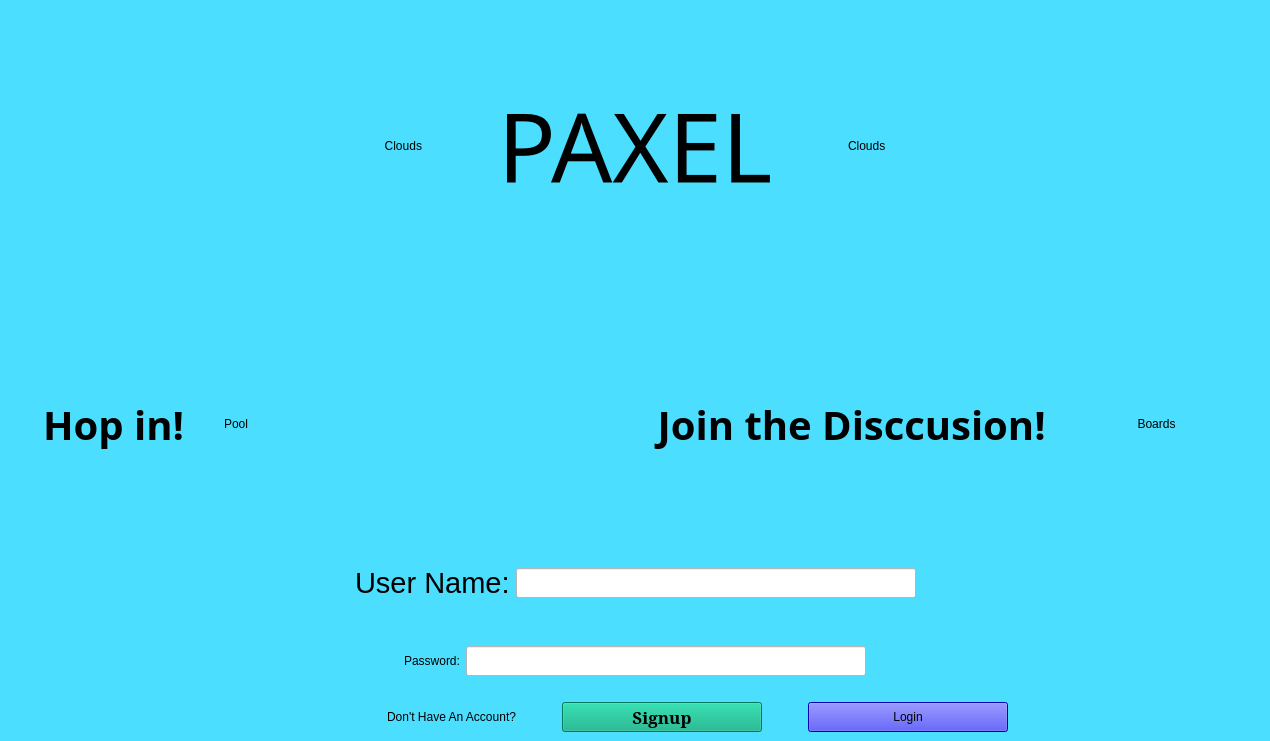
ClownKingWalrus/PAXEL, file Paxel/mainwindow.ui: the form before one commit.
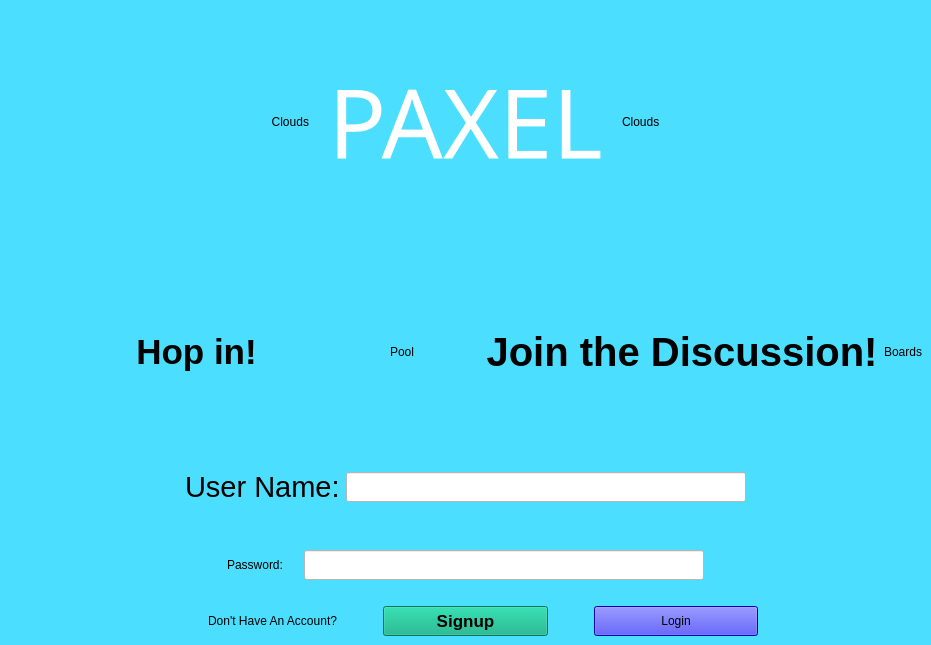
The form after the commit.

The edit to the form file:
```diff
--- a/Paxel/mainwindow.ui
+++ b/Paxel/mainwindow.ui
@@ -6,10 +6,16 @@
    <rect>
     <x>0</x>
     <y>0</y>
-    <width>1270</width>
-    <height>741</height>
+    <width>931</width>
+    <height>645</height>
    </rect>
   </property>
+  <property name="sizePolicy">
+   <sizepolicy hsizetype="Preferred" vsizetype="Preferred">
+    <horstretch>0</horstretch>
+    <verstretch>0</verstretch>
+   </sizepolicy>
+  </property>
   <property name="windowTitle">
    <string>MainWindow</string>
   </property>
@@ -51,6 +57,22 @@
           </property>
          </widget>
         </item>
+        <item>
+         <spacer name="horizontalSpacer_12">
+          <property name="orientation">
+           <enum>Qt::Orientation::Horizontal</enum>
+          </property>
+          <property name="sizeType">
+           <enum>QSizePolicy::Policy::Fixed</enum>
+          </property>
+          <property name="sizeHint" stdset="0">
+           <size>
+            <width>15</width>
+            <height>20</height>
+           </size>
+          </property>
+         </spacer>
+        </item>
         <item>
          <widget class="QLineEdit" name="lineEdit_2">
           <property name="sizePolicy">
@@ -74,7 +96,16 @@
           <property name="styleSheet">
            <string notr="true">color: rgb(0, 0, 0);
 background-color: rgb(255, 255, 255);
-font: 9pt &quot;MS Serif&quot;;</string>
+font: 9pt &quot;MS Sans Serif&quot;;</string>
+          </property>
+          <property name="inputMask">
+           <string/>
+          </property>
+          <property name="text">
+           <string/>
+          </property>
+          <property name="echoMode">
+           <enum>QLineEdit::EchoMode::Password</enum>
           </property>
          </widget>
         </item>
@@ -105,8 +136,8 @@
           </property>
           <property name="font">
            <font>
-            <family>Bahnschrift</family>
-            <pointsize>30</pointsize>
+            <family>MS Sans Serif</family>
+            <pointsize>26</pointsize>
             <italic>false</italic>
             <bold>true</bold>
            </font>
@@ -125,7 +156,7 @@
         <item>
          <widget class="QLabel" name="Pool">
           <property name="sizePolicy">
-           <sizepolicy hsizetype="Expanding" vsizetype="Preferred">
+           <sizepolicy hsizetype="Preferred" vsizetype="Preferred">
             <horstretch>0</horstretch>
             <verstretch>0</verstretch>
            </sizepolicy>
@@ -140,9 +171,12 @@
           <property name="orientation">
            <enum>Qt::Orientation::Horizontal</enum>
           </property>
+          <property name="sizeType">
+           <enum>QSizePolicy::Policy::Fixed</enum>
+          </property>
           <property name="sizeHint" stdset="0">
            <size>
-            <width>40</width>
+            <width>55</width>
             <height>20</height>
            </size>
           </property>
@@ -158,7 +192,7 @@
           </property>
           <property name="font">
            <font>
-            <family>Bahnschrift</family>
+            <family>MS Sans Serif</family>
             <pointsize>30</pointsize>
             <italic>false</italic>
             <bold>true</bold>
@@ -168,7 +202,7 @@
            <string notr="true">font: 700 30pt &quot;Bahnschrift&quot;;</string>
           </property>
           <property name="text">
-           <string> Join the Disccusion!</string>
+           <string> Join the Discussion!</string>
           </property>
           <property name="alignment">
            <set>Qt::AlignmentFlag::AlignCenter</set>
@@ -178,7 +212,7 @@
         <item>
          <widget class="QLabel" name="Boards">
           <property name="sizePolicy">
-           <sizepolicy hsizetype="Expanding" vsizetype="Preferred">
+           <sizepolicy hsizetype="Preferred" vsizetype="Preferred">
             <horstretch>0</horstretch>
             <verstretch>0</verstretch>
            </sizepolicy>
@@ -267,7 +301,7 @@
             </property>
             <property name="font">
              <font>
-              <family>MS Serif</family>
+              <family>MS Sans Serif</family>
               <pointsize>13</pointsize>
               <italic>false</italic>
               <bold>true</bold>
@@ -411,6 +445,9 @@
           <property name="text">
            <string/>
           </property>
+          <property name="alignment">
+           <set>Qt::AlignmentFlag::AlignLeading|Qt::AlignmentFlag::AlignLeft|Qt::AlignmentFlag::AlignVCenter</set>
+          </property>
          </widget>
         </item>
         <item>
@@ -490,6 +527,9 @@
             <pointsize>72</pointsize>
            </font>
           </property>
+          <property name="styleSheet">
+           <string notr="true">color: rgb(255, 255, 255);</string>
+          </property>
           <property name="text">
            <string>PAXEL</string>
           </property>
```
Left out of the diff: 16 changed lines with no effect on the pictures.
